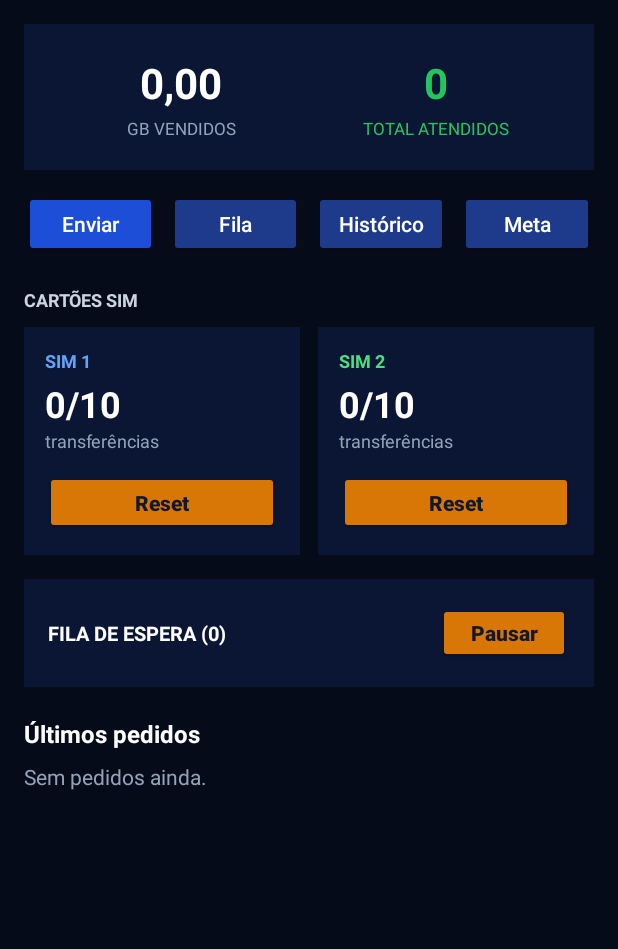
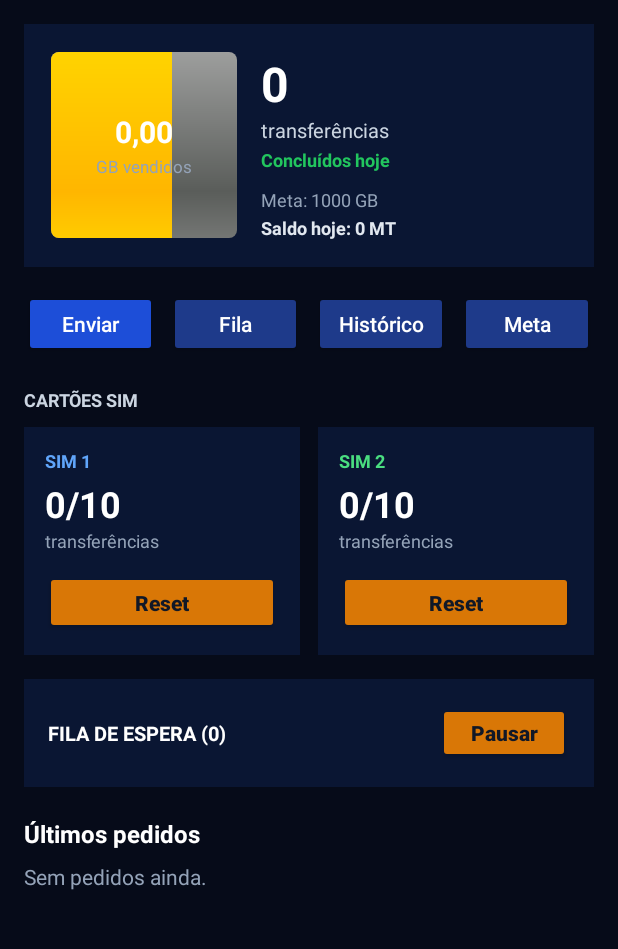
Before and after one commit to Nguiraze2004/GEMINIL, an Android app: the screen it shows after launch (MainActivity), on a phone screen of 412 x 824 dp, the part 65-1014 px from its top. Run offline under Robolectric (Android 15) with nearby library versions, the phone set to English and light mode, and no system bars.

Commit message:
Refactor metrics layout in activity_main.xml
Updated layout for metrics display, including progress bar and text views.

```diff
--- a/app/src/main/res/layout/activity_main.xml
+++ b/app/src/main/res/layout/activity_main.xml
@@ -20,21 +20,38 @@
             android:textStyle="bold"
             android:layout_marginBottom="16dp" />
 
-        <!-- Card de Métricas -->
+        <!-- Quadrado Superior de Métricas (Estilo Exemplo) -->
         <LinearLayout
             android:layout_width="match_parent"
             android:layout_height="wrap_content"
             android:background="#0A1633"
+            android:gravity="center_vertical"
             android:orientation="horizontal"
-            android:padding="20dp"
-            android:layout_marginBottom="14dp">
+            android:padding="18dp"
+            android:layout_marginBottom="16dp">
+
+            <!-- Esquerda: Anel / Progresso GB Vendidos -->
+            <FrameLayout
+                android:layout_width="124dp"
+                android:layout_height="124dp"
+                android:layout_marginEnd="16dp">
+
+                <ProgressBar
+                    android:id="@+id/progressGb"
+                    style="?android:attr/progressBarStyleHorizontal"
+                    android:layout_width="match_parent"
+                    android:layout_height="match_parent"
+                    android:indeterminate="false"
+                    android:max="100"
+                    android:progress="65"
+                    android:progressDrawable="@android:drawable/progress_horizontal" />
 
                 <LinearLayout
-                android:layout_width="0dp"
-                android:layout_height="wrap_content"
-                android:layout_weight="1"
+                    android:layout_width="match_parent"
+                    android:layout_height="match_parent"
                     android:gravity="center"
-                android:orientation="vertical">
+                    android:orientation="vertical"
+                    android:padding="8dp">
 
                     <TextView
                         android:id="@+id/tvGbVendidos"
@@ -42,23 +59,24 @@
                         android:layout_height="wrap_content"
                         android:text="0,00"
                         android:textColor="#FFFFFF"
-                    android:textSize="28sp"
+                        android:textSize="20sp"
                         android:textStyle="bold" />
 
                     <TextView
                         android:layout_width="wrap_content"
                         android:layout_height="wrap_content"
-                    android:text="GB VENDIDOS"
+                        android:text="GB vendidos"
                         android:textColor="#94A3B8"
                         android:textSize="11sp"
-                    android:layout_marginTop="4dp" />
+                        android:layout_marginTop="2dp" />
                 </LinearLayout>
+            </FrameLayout>
 
+            <!-- Direita: Transferências, Meta e Saldo Hoje -->
             <LinearLayout
                 android:layout_width="0dp"
                 android:layout_height="wrap_content"
                 android:layout_weight="1"
-                android:gravity="center"
                 android:orientation="vertical">
 
                 <TextView
@@ -66,17 +84,44 @@
                     android:layout_width="wrap_content"
                     android:layout_height="wrap_content"
                     android:text="0"
-                    android:textColor="#22C55E"
-                    android:textSize="28sp"
+                    android:textColor="#FFFFFF"
+                    android:textSize="32sp"
                     android:textStyle="bold" />
 
                 <TextView
                     android:layout_width="wrap_content"
                     android:layout_height="wrap_content"
-                    android:text="TOTAL ATENDIDOS"
+                    android:text="transferências"
+                    android:textColor="#CBD5E1"
+                    android:textSize="13sp" />
+
+                <TextView
+                    android:layout_width="wrap_content"
+                    android:layout_height="wrap_content"
+                    android:text="Concluídos hoje"
                     android:textColor="#22C55E"
-                    android:textSize="11sp"
-                    android:layout_marginTop="4dp" />
+                    android:textSize="12sp"
+                    android:textStyle="bold"
+                    android:layout_marginTop="2dp"
+                    android:layout_marginBottom="10dp" />
+
+                <TextView
+                    android:id="@+id/tvMetaResumo"
+                    android:layout_width="wrap_content"
+                    android:layout_height="wrap_content"
+                    android:text="Meta: 1000 GB"
+                    android:textColor="#94A3B8"
+                    android:textSize="12sp" />
+
+                <TextView
+                    android:id="@+id/tvSaldoHoje"
+                    android:layout_width="wrap_content"
+                    android:layout_height="wrap_content"
+                    android:text="Saldo hoje: 0 MT"
+                    android:textColor="#E2E8F0"
+                    android:textSize="12sp"
+                    android:textStyle="bold"
+                    android:layout_marginTop="2dp" />
             </LinearLayout>
         </LinearLayout>
 
```
Lines whose indentation alone changed are shown as unchanged.
